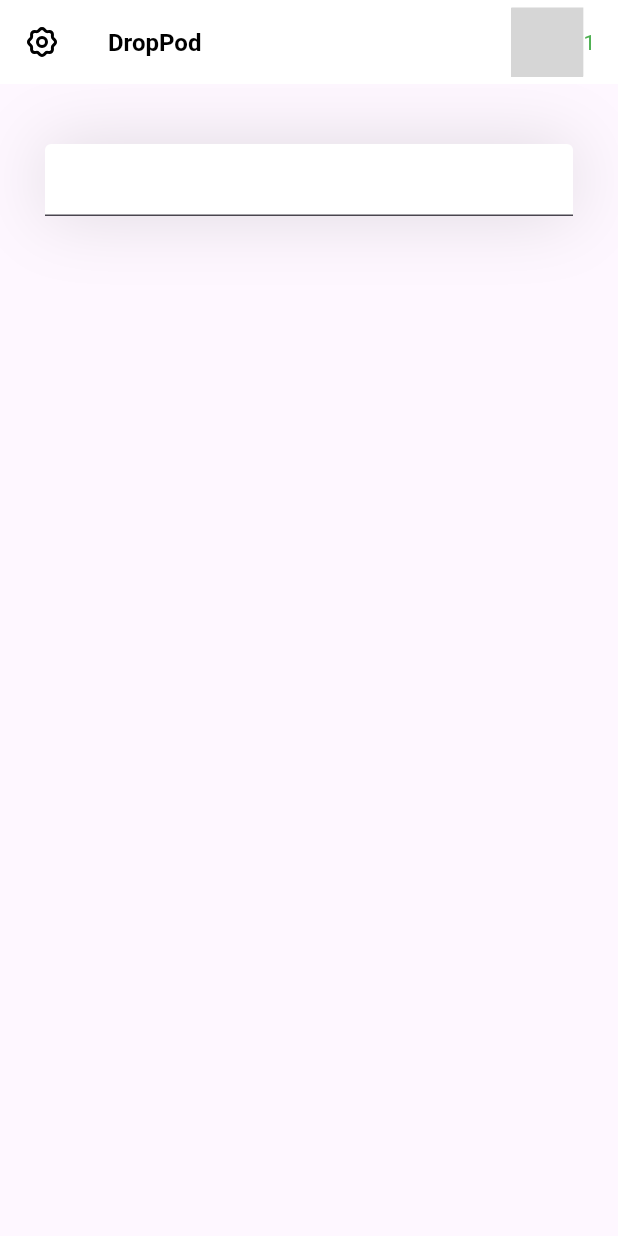
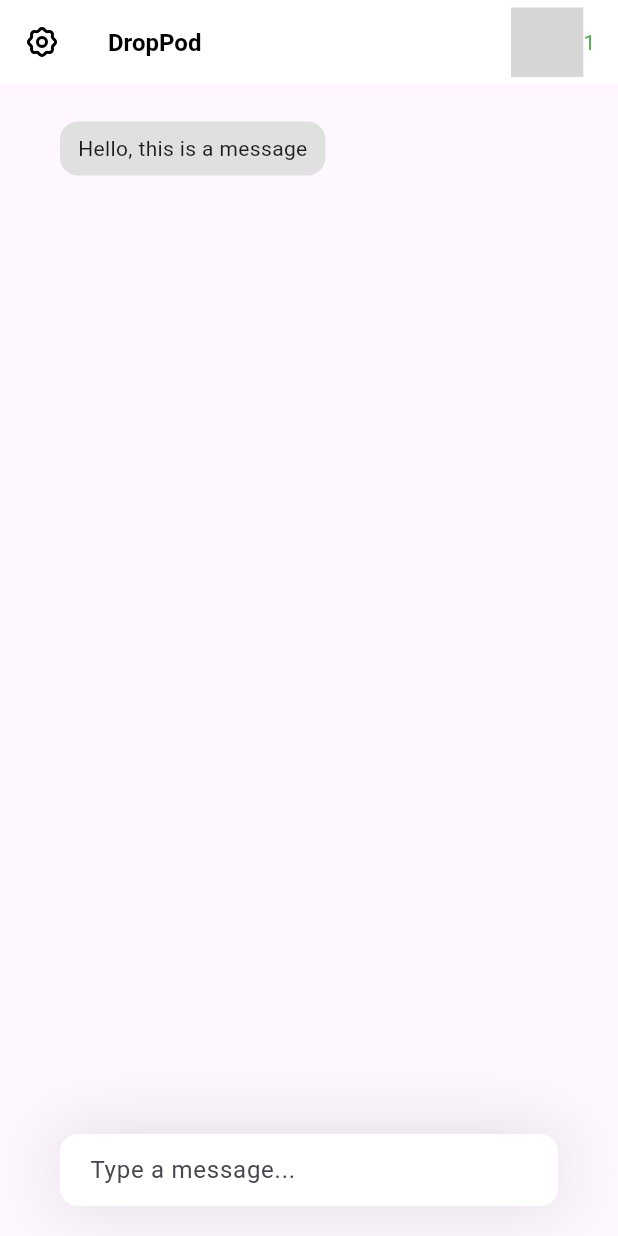
Before and after one commit to Lanheiv/DropPod, a Flutter app: the ChatWidget screen opened directly, on a phone screen of 412 x 824 dp. Run offline on Flutter 3.47's test engine with Material 3 defaults, Android fonts, the phone set to English and light mode, and no system bars; our stand-ins replace flutter_svg; grey boxes are pictures that could not be loaded.

Commit message:
chat wighet style

```diff
--- a/lib/pages/ChatWidget.dart
+++ b/lib/pages/ChatWidget.dart
@@ -13,10 +13,30 @@
   Widget build(BuildContext context) {
     return Scaffold(
       appBar: appBar(),
-      body: Column(
+      body: Container(
+        margin: EdgeInsets.only(top: 20, left: 40, right: 40, bottom: 20),
+        child: Column(
           children: [
+            Expanded(
+              child: ListView(
+                children: [
+                  Align(
+                    alignment: Alignment.centerLeft, // or centerRight
+                    child: Container(
+                      margin: EdgeInsets.symmetric(vertical: 5),
+                      padding: EdgeInsets.symmetric(horizontal: 12, vertical: 8),
+                      decoration: BoxDecoration(
+                        color: Colors.grey[300], // received message
+                        borderRadius: BorderRadius.circular(12),
+                      ),
+                      child: Text("Hello, this is a message"),
+                    ),
+                  ),
+                ],
+              ),
+            ),
             Container(
-            margin: EdgeInsets.only(top: 40, left: 30, right: 30,),
+              margin: EdgeInsets.only(top: 40),
               decoration: BoxDecoration(
                 boxShadow: [
                   BoxShadow(
@@ -28,12 +48,21 @@
               ),
               child: TextField(
                 decoration: InputDecoration(
+                  contentPadding: EdgeInsets.symmetric(horizontal: 16, vertical: 12),
+                  hintText: "Type a message...",
+
                   filled: true,
                   fillColor: Colors.white,
+
+                  border: OutlineInputBorder(
+                    borderRadius: BorderRadius.circular(12),
+                    borderSide: BorderSide.none,
+                  ),
                 ),
               ),
             )
           ],
+        ),
       ),
     );
   }
@@ -71,6 +100,7 @@
             borderRadius: BorderRadius.circular(10)
           ),
           child: Row(
+            mainAxisAlignment: MainAxisAlignment.end,
             children: [
               GestureDetector(
                 onTap: () {
```
Lines whose indentation alone changed are shown as unchanged.
